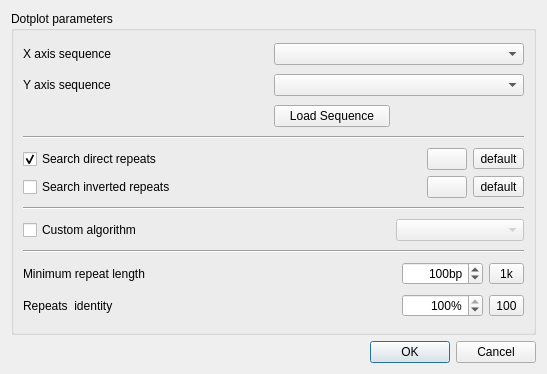
Before: the Qt Designer form src/plugins/dotplot/src/DotPlotDialog.ui in violethaze74/ugene, drawn with Qt 5.
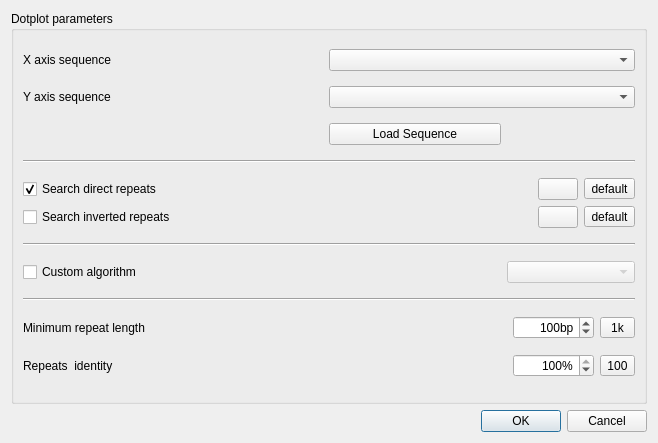
After: the same form once the commit is applied. Icons and pictures are not drawn.

Commit message: UGENE-7772. The width of the Dotplot dialog should not depend on the length of the sequences (#1108)

```diff
--- a/src/plugins/dotplot/src/DotPlotDialog.ui
+++ b/src/plugins/dotplot/src/DotPlotDialog.ui
@@ -12,8 +12,8 @@
    <rect>
     <x>0</x>
     <y>0</y>
-    <width>547</width>
-    <height>374</height>
+    <width>658</width>
+    <height>443</height>
    </rect>
   </property>
   <property name="windowTitle">
@@ -131,7 +131,11 @@
        </widget>
       </item>
       <item row="0" column="2" colspan="4">
-       <widget class="QComboBox" name="xAxisCombo"/>
+       <widget class="QComboBox" name="xAxisCombo">
+        <property name="sizeAdjustPolicy">
+         <enum>QComboBox::AdjustToMinimumContentsLength</enum>
+        </property>
+       </widget>
       </item>
       <item row="11" column="4">
        <widget class="QSpinBox" name="minLenBox">
@@ -187,7 +191,11 @@
        </widget>
       </item>
       <item row="4" column="2" colspan="4">
-       <widget class="QComboBox" name="yAxisCombo"/>
+       <widget class="QComboBox" name="yAxisCombo">
+        <property name="sizeAdjustPolicy">
+         <enum>QComboBox::AdjustToMinimumContentsLength</enum>
+        </property>
+       </widget>
       </item>
       <item row="13" column="4">
        <widget class="QSpinBox" name="identityBox">
```
